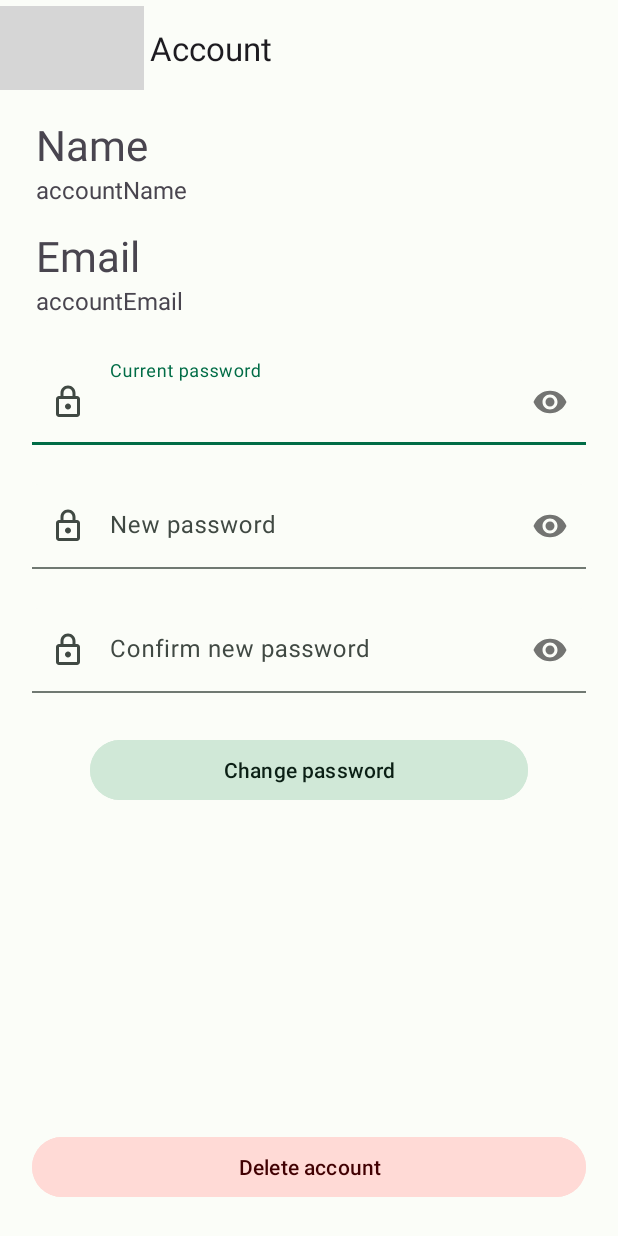
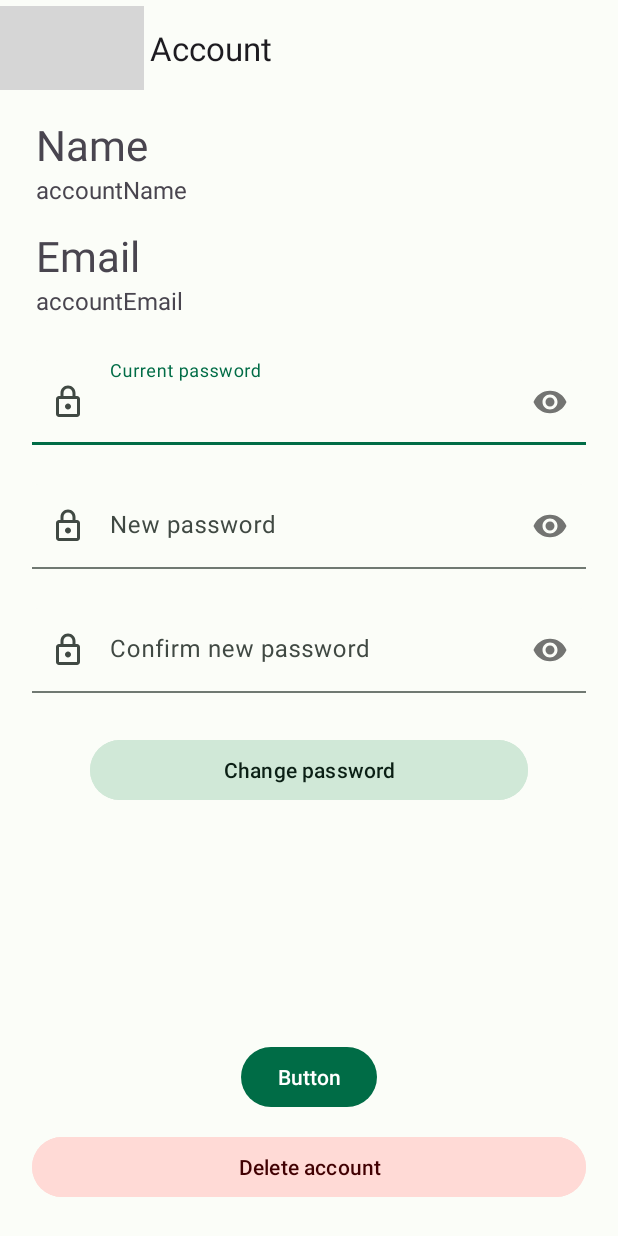
Before and after one commit to AndreaBaraldi99/EventBuddy, an Android app: the AccountSettingsActivity screen opened directly, with no data from a screen before it, on a phone screen of 412 x 824 dp. Run offline under Robolectric (Android 15) with nearby library versions, the light colour scheme and no system bars; our stand-ins replace Firebase (no records; nobody signed in at launch, a user with empty details on screens opened directly); grey boxes are pictures that could not be loaded.

Commit message:
AccountSettingsActivity added

```diff
--- a/app/src/main/java/it/lanos/eventbuddy/UI/AccountSettingsActivity.java
+++ b/app/src/main/java/it/lanos/eventbuddy/UI/AccountSettingsActivity.java
@@ -2,27 +2,95 @@ package it.lanos.eventbuddy.UI;
 
 import androidx.appcompat.app.AppCompatActivity;
 
+import android.content.Intent;
 import android.os.Bundle;
-import android.view.View;
+import android.widget.Button;
 
-import com.google.android.material.appbar.AppBarLayout;
 import com.google.android.material.appbar.MaterialToolbar;
+import com.google.android.material.snackbar.Snackbar;
+import com.google.android.material.textfield.TextInputLayout;
 
 import it.lanos.eventbuddy.R;
+import it.lanos.eventbuddy.UI.authentication.UserHelper;
+import it.lanos.eventbuddy.UI.authentication.UserViewModel;
+import it.lanos.eventbuddy.UI.authentication.WelcomeActivity;
+import it.lanos.eventbuddy.data.source.models.Result;
 
 public class AccountSettingsActivity extends AppCompatActivity {
+
+    UserViewModel userViewModel;
+    TextInputLayout current_password_text, new_password_text, confirm_password_text;
+    Button change_password, logout_button, delete_account;
 
     @Override
     protected void onCreate(Bundle savedInstanceState) {
         super.onCreate(savedInstanceState);
         setContentView(R.layout.activity_account_settings);
         MaterialToolbar toolbar = findViewById(R.id.toolbarAccountSettings);
-        toolbar.setNavigationOnClickListener(new View.OnClickListener() {
-            @Override
-            public void onClick(View v) {
-                onBackPressed();
-            }
-        });
+        toolbar.setNavigationOnClickListener(v -> onBackPressed());
+
+        // Find the views by ID
+        setViewsUp();
+
+        // Initialize the view model
+        userViewModel = UserHelper.initializeAndGetViewModel(this);
+
+        // Handle the delete button press
+        handleDeleteButton();
+
+        // handle the logout button press
+        handleLogoutButton();
 
     }
+
+    private void setViewsUp() {
+        current_password_text = findViewById(R.id.current_password_text);
+        new_password_text = findViewById(R.id.new_password_text);
+        confirm_password_text = findViewById(R.id.confirm_password_text);
+
+        UserHelper.setPasswordTextInputLayoutListener(this, new_password_text);
+
+        change_password = findViewById(R.id.change_password);
+        logout_button = findViewById(R.id.logout_button);
+        delete_account = findViewById(R.id.delete_account);
+    }
+
+    private void handleChangePasswordButton() {
+        change_password.setOnClickListener(view -> {
+
+        });
+    }
+    private void handleLogoutButton() {
+        logout_button.setOnClickListener(view -> {
+            userViewModel.signOut();
+            navigateUserToWelcomeScreen();
+        });
+    }
+
+    private void handleDeleteButton() {
+        delete_account.setOnClickListener(view -> {
+            userViewModel.deleteUser().observe(this, result -> {
+
+                if(UserHelper.isAuthSuccess(result)) {
+                    // Account successfully deleted, navigate user to WelcomeActivity
+                    navigateUserToWelcomeScreen();
+                } else if(UserHelper.isError(result)) {
+                    //Account not deleted
+                    Snackbar.make(findViewById(android.R.id.content),
+                                    ((Result.Error) result).getMessage(),
+                                    Snackbar.LENGTH_LONG)
+                            .show();
+                }
+            });
+
+        });
+    }
+
+    // Navigate the user to WelcomeActivity
+    private void navigateUserToWelcomeScreen() {
+        Intent intent = new Intent(this, WelcomeActivity.class);
+        startActivity(intent);
+        finish();
+    }
+
 }
--- a/app/src/main/java/it/lanos/eventbuddy/UI/authentication/LoginActivity.java
+++ b/app/src/main/java/it/lanos/eventbuddy/UI/authentication/LoginActivity.java
@@ -134,8 +134,8 @@ public class LoginActivity extends AppCompatActivity {
 
         if(message != null) {
             Snackbar.make(findViewById(android.R.id.content),
-                    message,
-                    Snackbar.LENGTH_LONG)
+                            message,
+                            Snackbar.LENGTH_LONG)
                     .show();
         }
     }
--- a/app/src/main/java/it/lanos/eventbuddy/data/IUserRepository.java
+++ b/app/src/main/java/it/lanos/eventbuddy/data/IUserRepository.java
@@ -3,6 +3,8 @@ package it.lanos.eventbuddy.data;
 import androidx.annotation.NonNull;
 import androidx.lifecycle.LiveData;
 import androidx.lifecycle.MutableLiveData;
+
+import com.google.firebase.auth.FirebaseUser;
 
 import it.lanos.eventbuddy.data.source.models.Result;
 
@@ -10,8 +12,9 @@ public interface IUserRepository {
     MutableLiveData<Result> register(@NonNull String fullName, @NonNull String userName, @NonNull String email, @NonNull String password);
     MutableLiveData<Result> signIn(@NonNull String email, @NonNull String password);
     MutableLiveData<Result> resetPassword(@NonNull String email);
+    FirebaseUser getCurrentUser();
     void signOut();
-    void deleteUser();
+    MutableLiveData<Result> deleteUser();
     void changePassword(@NonNull String oldPassword, @NonNull String newPassword);
     MutableLiveData<Result> searchUsers(@NonNull String query);
 
--- a/app/src/main/java/it/lanos/eventbuddy/data/services/AuthService.java
+++ b/app/src/main/java/it/lanos/eventbuddy/data/services/AuthService.java
@@ -3,12 +3,9 @@ package it.lanos.eventbuddy.data.services;
 import androidx.annotation.NonNull;
 
 import com.google.android.gms.tasks.Task;
-import com.google.firebase.auth.AuthCredential;
 import com.google.firebase.auth.AuthResult;
-import com.google.firebase.auth.EmailAuthProvider;
 import com.google.firebase.auth.FirebaseAuth;
 import com.google.firebase.auth.FirebaseUser;
-import com.google.firebase.auth.OAuthCredential;
 
 public class AuthService {
     private FirebaseAuth mAuth;
@@ -35,6 +32,7 @@ public class AuthService {
 
     public Task<Void>  deleteUser() {
         FirebaseUser currentUser = mAuth.getCurrentUser();
+        signOut();
         return currentUser.delete();
     }
 
--- a/app/src/main/res/layout/activity_account_settings.xml
+++ b/app/src/main/res/layout/activity_account_settings.xml
@@ -158,4 +158,14 @@
         app:layout_constraintBottom_toBottomOf="parent"
         app:layout_constraintEnd_toEndOf="parent"
         app:layout_constraintStart_toStartOf="parent" />
+
+    <Button
+        android:id="@+id/logout_button"
+        android:layout_width="wrap_content"
+        android:layout_height="wrap_content"
+        android:layout_marginBottom="12dp"
+        android:text="Button"
+        app:layout_constraintBottom_toTopOf="@+id/delete_account"
+        app:layout_constraintEnd_toEndOf="parent"
+        app:layout_constraintStart_toStartOf="parent" />
 </androidx.constraintlayout.widget.ConstraintLayout>
```
Also changed, not shown: app/src/main/java/it/lanos/eventbuddy/UI/authentication/UserHelper.java (+4 -3 lines), app/src/main/java/it/lanos/eventbuddy/UI/authentication/UserViewModel.java (+10 -0 lines), app/src/main/java/it/lanos/eventbuddy/UI/authentication/WelcomeActivity.java (+18 -1 lines), app/src/main/java/it/lanos/eventbuddy/data/UserRepository.java (+12 -3 lines).
